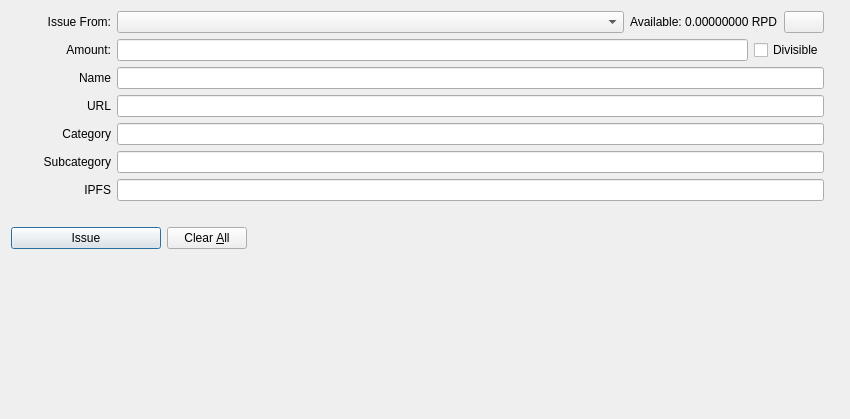
This is src/qt/forms/creatempdialog.ui in RapidsOfficial/Rapids as Qt 5 draws it before an edit. The edited form follows.
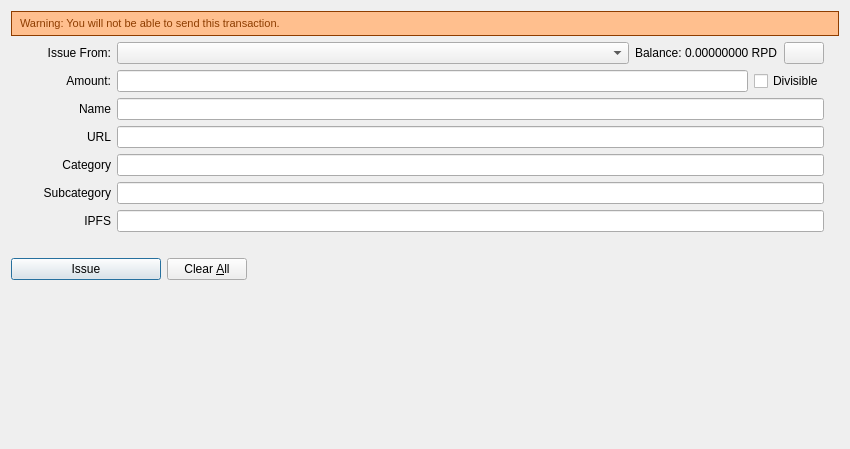
This is the edited form. Icons and pictures are not drawn.

```diff
--- a/src/qt/forms/creatempdialog.ui
+++ b/src/qt/forms/creatempdialog.ui
@@ -7,7 +7,7 @@
     <x>0</x>
     <y>0</y>
     <width>850</width>
-    <height>419</height>
+    <height>449</height>
    </rect>
   </property>
   <property name="windowTitle">
@@ -22,6 +22,25 @@
    </property>
    <item>
     <layout class="QVBoxLayout" name="verticalLayout_3">
+     <item>
+      <widget class="QLabel" name="feeWarningLabel">
+       <property name="font">
+        <font>
+         <pointsize>8</pointsize>
+        </font>
+       </property>
+       <property name="styleSheet">
+        <string notr="true">QLabel { 
+    border: 1px solid rgb(142,61,0);padding:5px 5px 5px 5px;background-repeat: no-repeat;background-position: 10px center;color: #133959;background-color: rgb(255,191,142); color:rgb(142,61,0);} </string>
+       </property>
+       <property name="text">
+        <string>Warning: You will not be able to send this transaction.</string>
+       </property>
+       <property name="alignment">
+        <set>Qt::AlignLeading|Qt::AlignLeft|Qt::AlignVCenter</set>
+       </property>
+      </widget>
+     </item>
      <item>
       <layout class="QVBoxLayout" name="verticalLayout_2">
        <property name="leftMargin">
@@ -76,7 +95,7 @@
          <item>
           <widget class="QLabel" name="balanceLabel">
            <property name="text">
-            <string>Available: 0.00000000 RPD</string>
+            <string>Balance: 0.00000000 RPD</string>
            </property>
            <property name="margin">
             <number>8</number>
```
Left out of the diff: 2 changed lines with no effect on the pictures.
